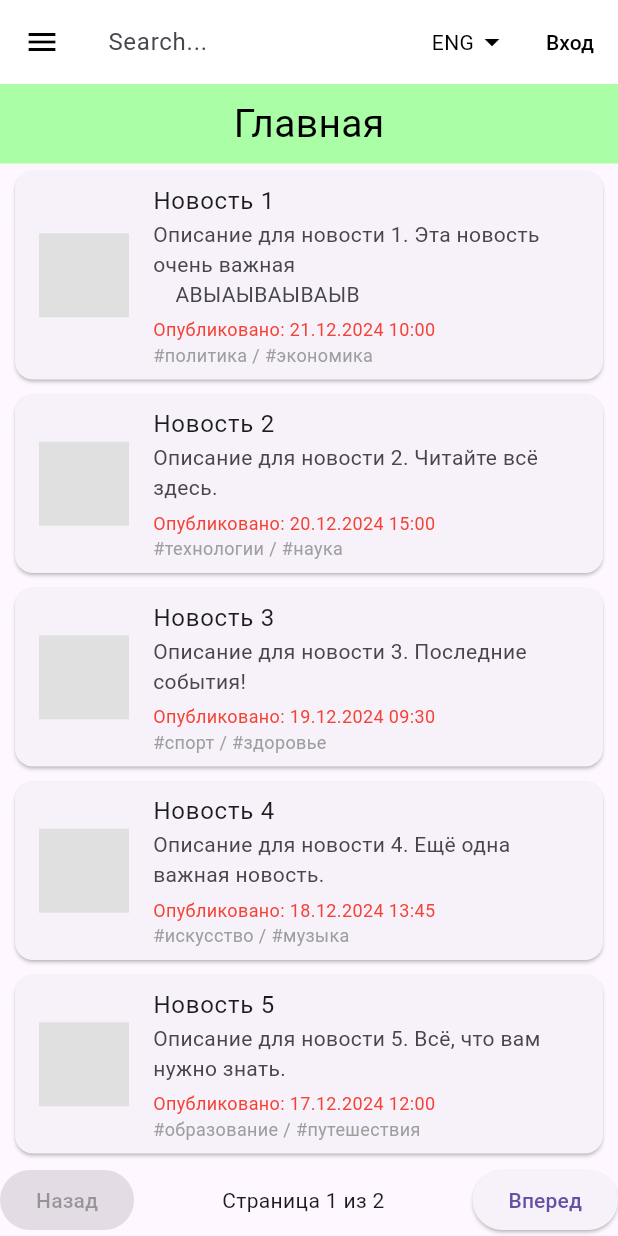
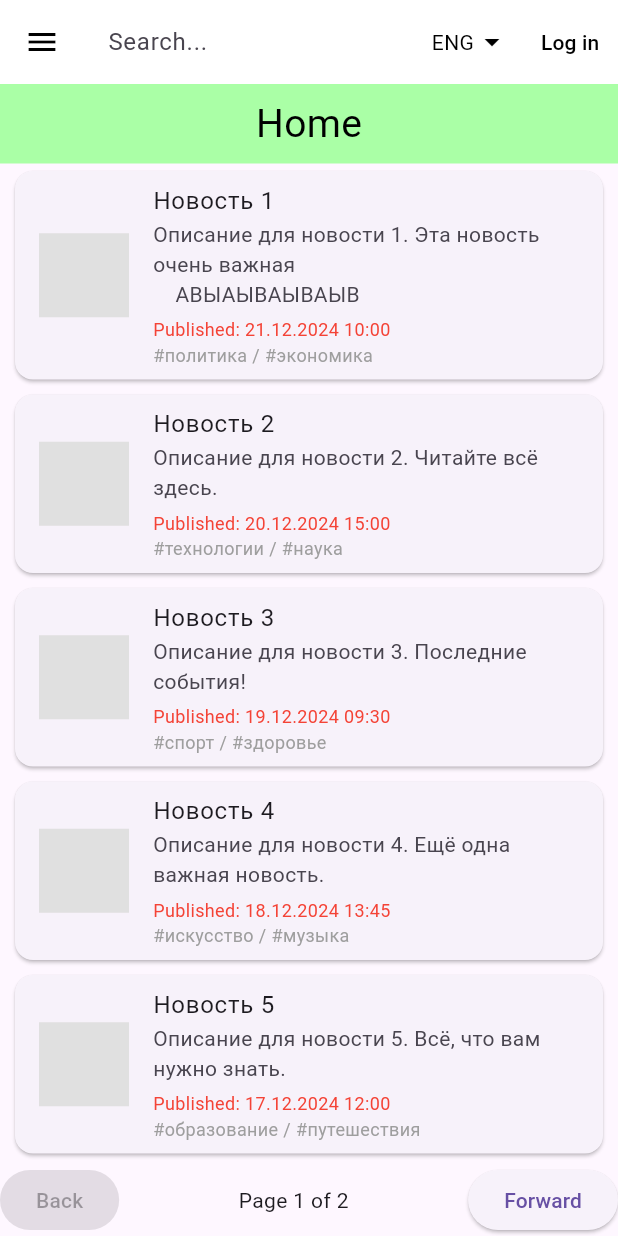
Before and after one commit to MiLTaH/TP_fronend_news_app, a Flutter app: the screen it shows after launch, on a phone screen of 412 x 824 dp. Run offline on Flutter 3.47's test engine with Material 3 defaults, Android fonts, the phone set to English and light mode, and no system bars; our stand-ins replace jwt_decoder, shared_preferences.

Commit message:
main page localization

```diff
--- a/lib/l10n/intl_en.arb
+++ b/lib/l10n/intl_en.arb
@@ -20,5 +20,13 @@
     "login": "Login",
     "confirm_password": "Confirm password",
     "have_acc": "Do you have an account?",
-    "enter": "Log in"
+    "enter": "Log in",
+    "published": "Published: {date}",
+    "back": "Back",
+    "forward": "Forward",
+    "pageNK": "Page {currentPage} of {totalPages}",
+    "Access_denied": "Access denied",
+    "do_not_have_permission": "You do not have permission to create news.",
+    "communities": "Communities",
+    "error": "Error: {error}"
 }
--- a/lib/l10n/intl_ru.arb
+++ b/lib/l10n/intl_ru.arb
@@ -20,5 +20,14 @@
     "login": "Логин",
     "confirm_password": "Подтвердите пароль",
     "have_acc": "Есть аккаунт?",
-    "enter": "Войти"
+    "enter": "Войти",
+    "published": "Опубликовано: {date}",
+    "back": "Назад",
+    "forward": "Вперёд",
+    "pageNK": "Страница {currentPage} из {totalPages}",
+    "Access_denied": "Доступ запрещён",
+    "do_not_have_permission": "У вас нет прав для создания новости.",
+    "communities": "Сообщества",
+    "error": "Ошибка: {error}"
+
 }
--- a/lib/main.dart
+++ b/lib/main.dart
@@ -329,9 +329,9 @@ void _changeLanguage(String language) {
                 onPressed: () {
                   Navigator.pushNamed(context, 'login');
                 },
-                child: const Text(
-                  'Вход',
-                  style: TextStyle(color: Colors.black),
+                child: Text(
+                  S.of(context)!.log_in,
+                  style: const TextStyle(color: Colors.black),
                 ),
               ),
             ],
@@ -343,10 +343,10 @@ void _changeLanguage(String language) {
                 width: double.infinity,
                 color: const Color.fromARGB(255, 170, 255, 166),
                 padding: const EdgeInsets.all(8.0),
-                child: const Center(
+                child: Center(
                   child: Text(
-                    'Главная',
-                    style: TextStyle(fontSize: 26, color: Colors.black),
+                    S.of(context)!.main_page,
+                    style: const TextStyle(fontSize: 26, color: Colors.black),
                   ),
                 ),
               ),
@@ -395,7 +395,7 @@ void _changeLanguage(String language) {
                                         ),
                                         const SizedBox(height: 5),
                                         Text(
-                                          'Опубликовано: ${pagedNews[index].publishedDate}',
+                                          S.of(context)!.published(pagedNews[index].publishedDate),
                                           style: const TextStyle(color: Colors.red, fontSize: 12),
                                         ),
                                         Text(
@@ -436,9 +436,9 @@ void _changeLanguage(String language) {
                                         });
                                       }
                                     : null,
-                                child: const Text('Назад'),
+                                child: Text(S.of(context)!.back),
                               ),
-                              Text('Страница $currentPage из $totalPages'),
+                              Text(S.of(context)!.pageNK(currentPage, totalPages)),
                               ElevatedButton(
                                 onPressed: currentPage < totalPages
                                     ? () {
@@ -447,14 +447,14 @@ void _changeLanguage(String language) {
                                         });
                                       }
                                     : null,
-                                child: const Text('Вперед'),
+                                child: Text(S.of(context)!.forward),
                               ),
                             ],
                           ),
                         ],
                       );
                     } else if (snapshot.hasError) {
-                      return Center(child: Text('Ошибка: ${snapshot.error}'));
+                      return Center(child: Text(S.of(context)!.error(snapshot.error ?? 'Unknown error')));
                     }
                     return const Center(child: CircularProgressIndicator());
                   },
@@ -505,13 +505,13 @@ void _changeLanguage(String language) {
                       width: double.infinity,
                       color: const Color.fromARGB(255, 170, 255, 166), // Зеленый фон
                       padding: const EdgeInsets.all(16.0),
-                      child: const Text(
-                        'Главная',
+                      child: Text(
+                        S.of(context)!.main_page,
                         style: TextStyle(fontSize: 18),
                       ),
                     ),
                     ListTile(
-                      title: Text('Создать новость'),
+                      title: Text(S.of(context)!.create_news),
                       onTap: () {
                         // Логика для перехода на "создать новость"
                         final authProvider = Provider.of<AuthProvider>(context, listen: false);
@@ -525,8 +525,8 @@ void _changeLanguage(String language) {
                                 context: context,
                                 builder: (context) {
                                   return AlertDialog(
-                                    title: Text('Доступ запрещён'),
-                                    content: Text('У вас нет прав для создания новости.'),
+                                    title: Text(S.of(context)!.Access_denied),
+                                    content: Text(S.of(context)!.do_not_have_permission),
                                     actions: [
                                       TextButton(
                                         onPressed: () => Navigator.pop(context),
@@ -540,13 +540,13 @@ void _changeLanguage(String language) {
                       },
                     ),
                     ListTile(
-                      title: Text('Сообщения'),
+                      title: Text(S.of(context)!.messanges),
                       onTap: () {
                         Navigator.pushNamed(context, 'messanger');
                       },
                     ),
                     ListTile(
-                      title: Text('Сообщества'),
+                      title: Text(S.of(context)!.communities),
                       onTap: () {
                         Navigator.pushNamed(context, 'community');
                       },
```
Also changed, not shown: lib/generated/intl/messages_en.dart, lib/generated/intl/messages_ru.dart, lib/generated/l10n.dart.
